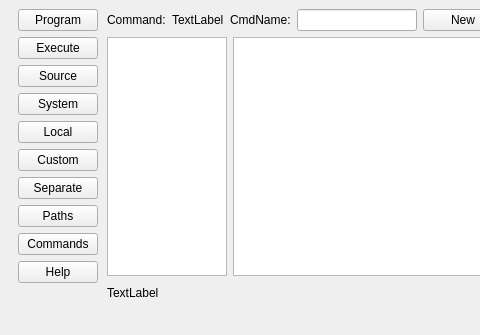
Above: tools/pyedit/mainwindow.ui from AbelTian/PyMake before the change; both pictures show x 0 to 480 and y 0 to 335 of the 693 by 335 pixel window. Below: the same form after it.
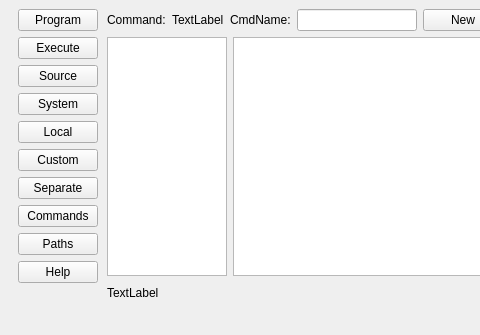
That is the form after the change.

Commit message: 更新pyedit.py，修复paths页面的搜索功能，把paths按钮往下移动。

```diff
--- a/tools/pyedit/mainwindow.ui
+++ b/tools/pyedit/mainwindow.ui
@@ -80,16 +80,16 @@
         </widget>
        </item>
        <item>
-        <widget class="QPushButton" name="btnPaths">
+        <widget class="QPushButton" name="btnCommands">
          <property name="text">
-          <string>Paths</string>
+          <string>Commands</string>
          </property>
         </widget>
        </item>
        <item>
-        <widget class="QPushButton" name="btnCommands">
+        <widget class="QPushButton" name="btnPaths">
          <property name="text">
-          <string>Commands</string>
+          <string>Paths</string>
          </property>
         </widget>
        </item>
```
The commit also changes 1 other file.
